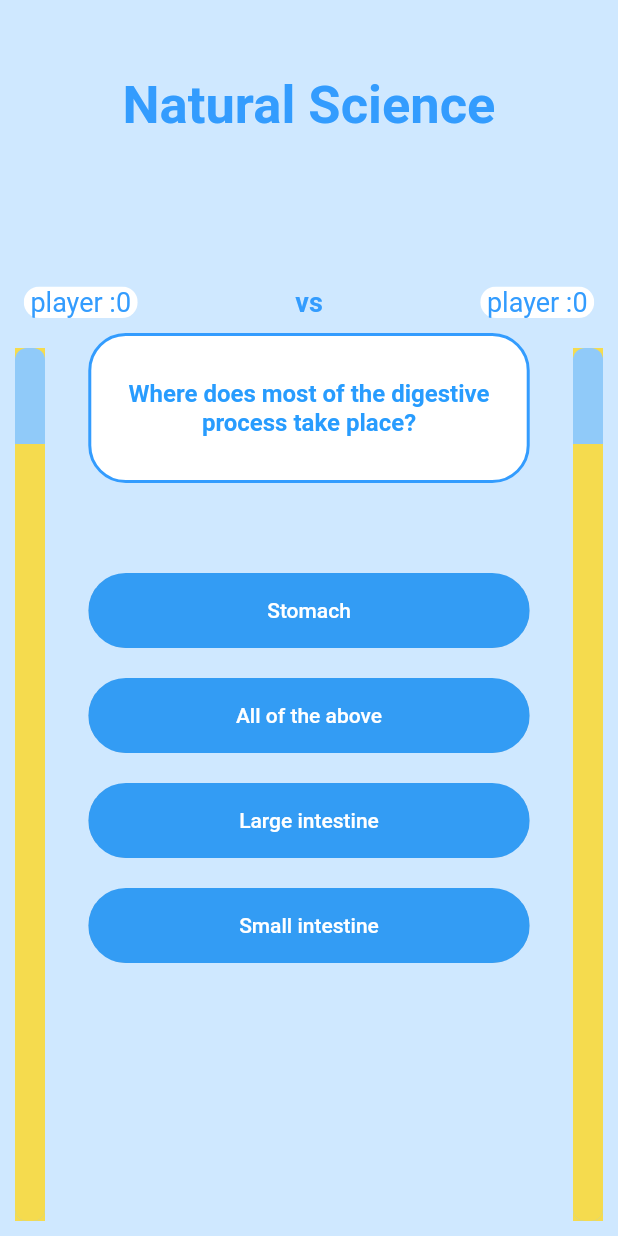
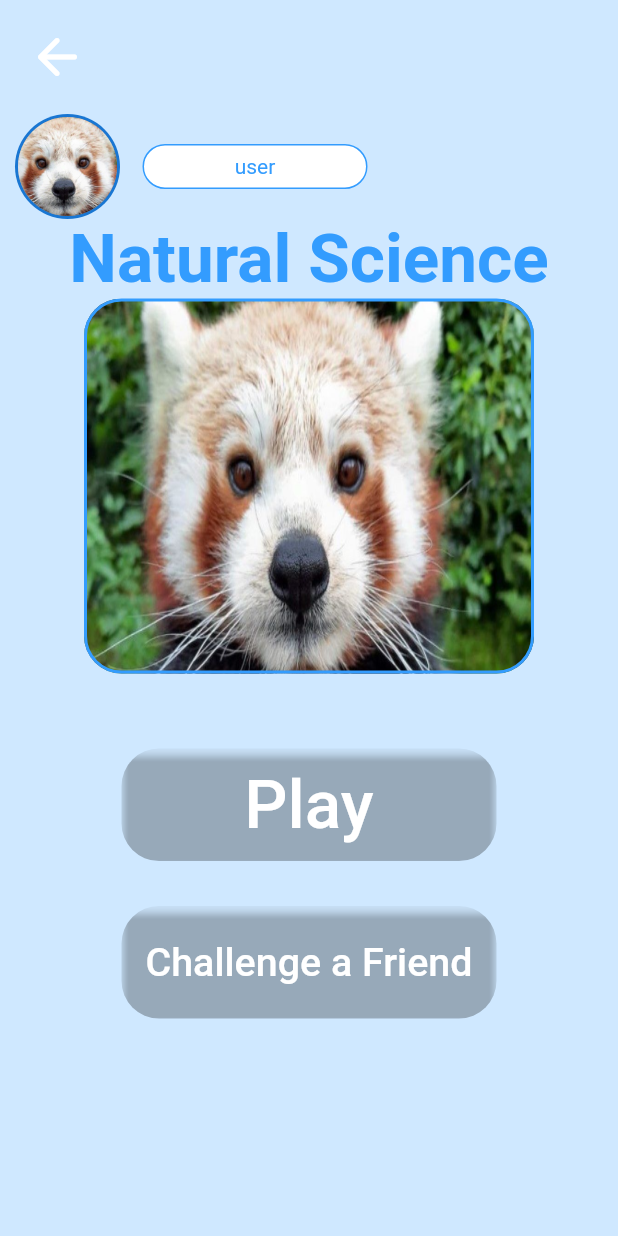
Before and after one commit to ali-yasine/Team-Axiom-Quizup, a Flutter app: the screen it shows after launch, after a tap on "Natural Science", on a phone screen of 412 x 824 dp. Run offline on Flutter 3.47's test engine with Material 2 defaults, Android fonts, the phone set to English and light mode, and no system bars.

Commit message:
Added subject screen

```diff
--- a/lib/answer.dart
+++ b/lib/answer.dart
@@ -42,16 +42,16 @@ class _AnswerState extends State<Answer> {
   Widget build(BuildContext context) {
     const int _width = 1000;
     const int _height = 50;
-    return   Container(
+    return Container(
         width: _width.toDouble(),
         height: _height.toDouble(),
         child: ClipRRect(
           //used to make circular borders
           borderRadius: BorderRadius.circular(25),
           child: ElevatedButton(
-
               child: Text(widget.ans),
               style: ElevatedButton.styleFrom(primary: color),
-            onPressed: update), ));
+              onPressed: update),
+        ));
   }
 }
--- a/lib/main.dart
+++ b/lib/main.dart
@@ -1,9 +1,11 @@
 import 'package:flutter/material.dart';
 import 'package:quizup_prototype_1/player.dart';
 import 'package:quizup_prototype_1/question_template.dart';
+import 'package:quizup_prototype_1/subject_screen.dart';
 import 'quiz.dart';
 
 void main() => runApp(const HomePage());
+Player player = Player(username: "user", id: "231");
 
 class HomePage extends StatelessWidget {
   const HomePage({Key? key}) : super(key: key);
@@ -17,7 +19,7 @@ class _home extends StatelessWidget {
   @override
   Widget build(BuildContext context) {
     return Scaffold(
-      backgroundColor: Color.fromRGBO(207, 232, 255, 20),
+      backgroundColor: const Color.fromRGBO(207, 232, 255, 20),
       appBar: AppBar(
         title: const Text('Subjects',
             style: TextStyle(fontSize: 24, fontWeight: FontWeight.bold)),
@@ -29,10 +31,10 @@ class _home extends StatelessWidget {
         padding: const EdgeInsets.fromLTRB(30.0, 40.0, 30.0, 0.0),
         child: Column(
           children: <Widget>[
-            Row(children: <Widget>[
+            Row(children: const <Widget>[
               Icon(Icons.airline_seat_recline_normal_outlined,
                   color: Color.fromRGBO(51, 156, 244, 100)),
-              const Text("player"),
+              Text("player"),
             ]),
             SizedBox(
               width: 500,
@@ -42,7 +44,10 @@ class _home extends StatelessWidget {
                       textStyle: const TextStyle(color: Colors.white)),
                   onPressed: () {
                     Navigator.of(context).push(MaterialPageRoute(
-                        builder: (context) => Quiz(
+                        builder: (context) => subjectScreen(
+                            subject: "Natural Science",
+                            player: player,
+                            quiz: Quiz(
                               questionsTemplates: [
                                 question_template(
                                     prompt:
@@ -53,7 +58,7 @@ class _home extends StatelessWidget {
                                       "Large intestine",
                                       "All of the above"
                                     ]),
-                                        question_template(
+                                question_template(
                                     prompt: "Which is the heaviest metal",
                                     wrongAnswersTxt: [
                                       "nickel",
@@ -89,7 +94,7 @@ class _home extends StatelessWidget {
                               ],
                               player: Player(username: "player", id: "1"),
                               subject: 'Natural Science',
-                            )));
+                            ))));
                   },
                   child: const Text('Natural Science')),
             ),
@@ -102,7 +107,10 @@ class _home extends StatelessWidget {
                       textStyle: const TextStyle(color: Colors.white)),
                   onPressed: () {
                     Navigator.of(context).push(MaterialPageRoute(
-                        builder: (context) => Quiz(
+                        builder: (context) => subjectScreen(
+                            subject: "Sports",
+                            player: player,
+                            quiz: Quiz(
                               questionsTemplates: [
                                 question_template(
                                     prompt: "Who won the 2010 world cup",
@@ -148,7 +156,7 @@ class _home extends StatelessWidget {
                               ],
                               player: Player(username: "player", id: "2"),
                               subject: 'Sports',
-                            )));
+                            ))));
                   },
                   child: const Text('Sports')),
             ),
--- /dev/null
+++ b/lib/subject_screen.dart
@@ -0,0 +1,139 @@
+import 'package:flutter/material.dart';
+import 'package:quizup_prototype_1/player.dart';
+import 'package:quizup_prototype_1/quiz.dart';
+
+import 'main.dart';
+
+class subjectScreen extends StatelessWidget {
+  final String subject;
+  final Player player;
+  final Quiz quiz;
+  const subjectScreen(
+      {Key? key,
+      required this.subject,
+      required this.player,
+      required this.quiz})
+      : super(key: key);
+  void play(BuildContext context) {
+    Navigator.of(context).pushReplacement(MaterialPageRoute(
+      builder: (context) => quiz,
+    ));
+  }
+
+  @override
+  Widget build(BuildContext context) {
+    const img = AssetImage('assets/images/panda.jpg');
+    const backgroundColor = Color.fromRGBO(207, 232, 255, 20);
+    const _profileRadius = 35.0;
+    const _iconSize = 40.0;
+    const buttonColor = Color.fromRGBO(51, 156, 251, 0);
+    return Scaffold(
+        backgroundColor: backgroundColor,
+        body: Column(children: [
+          Container(
+            child: IconButton(
+              onPressed: () => Navigator.of(context).pushReplacement(
+                  MaterialPageRoute(builder: (context) => const HomePage())),
+              icon: const Icon(
+                Icons.arrow_back_rounded,
+                color: Colors.white,
+              ),
+              iconSize: _iconSize,
+            ),
+            alignment: Alignment.centerLeft,
+            margin: const EdgeInsets.all(10),
+          ),
+          Row(children: [
+            Container(
+                child: const CircleAvatar(
+                    child: CircleAvatar(
+                      radius: _profileRadius - 2,
+                      backgroundColor: Colors.grey,
+                      backgroundImage: img,
+                    ),
+                    radius: _profileRadius),
+                margin: const EdgeInsets.only(left: 10)),
+            Container(
+                alignment: Alignment.centerLeft,
+                margin: const EdgeInsets.only(left: 15),
+                width: 150,
+                height: 30,
+                decoration: BoxDecoration(
+                    color: Colors.white,
+                    border: Border.all(
+                      color: const Color.fromRGBO(51, 156, 254, 10),
+                      width: 1,
+                    ),
+                    borderRadius: const BorderRadius.all(Radius.circular(25))),
+                child: ClipRRect(
+                    borderRadius: BorderRadius.circular(15),
+                    child: Center(
+                        child: FittedBox(
+                            child: Text(
+                              player.username,
+                              style: const TextStyle(
+                                  color: Color.fromRGBO(51, 156, 254, 10)),
+                              textAlign: TextAlign.center,
+                            ),
+                            fit: BoxFit.cover)))),
+          ]),
+          Container(
+              alignment: Alignment.center,
+              child: Text(subject,
+                  style: const TextStyle(
+                      fontSize: 45,
+                      color: Color.fromRGBO(51, 156, 254, 10),
+                      fontWeight: FontWeight.bold))),
+          Container(
+            width: 300,
+            height: 250,
+            decoration: BoxDecoration(
+                image: const DecorationImage(image: img, fit: BoxFit.fill),
+                color: Colors.white,
+                border: Border.all(
+                  color: const Color.fromRGBO(51, 156, 254, 10),
+                  width: 2,
+                ),
+                borderRadius: const BorderRadius.all(Radius.circular(25))),
+          ),
+          Container(
+              child: ClipRRect(
+                  borderRadius: BorderRadius.circular(25),
+                  child: ElevatedButton(
+                    onPressed: () => play(context),
+                    child: const FittedBox(
+                        child: Text(
+                          "Play",
+                          style: TextStyle(fontSize: 45, color: Colors.white),
+                          textAlign: TextAlign.center,
+                        ),
+                        fit: BoxFit.fill),
+                    style: ButtonStyle(
+                        backgroundColor:
+                            MaterialStateProperty.all(buttonColor)),
+                  )),
+              width: 250,
+              height: 75,
+              margin: const EdgeInsets.only(top: 50)),
+          Container(
+              child: ClipRRect(
+                  borderRadius: BorderRadius.circular(25),
+                  child: ElevatedButton(
+                    onPressed: () => {},
+                    child: const FittedBox(
+                        child: Text(
+                          "Challenge a Friend",
+                          style: TextStyle(fontSize: 45, color: Colors.white),
+                          textAlign: TextAlign.center,
+                        ),
+                        fit: BoxFit.fill),
+                    style: ButtonStyle(
+                        backgroundColor:
+                            MaterialStateProperty.all(buttonColor)),
+                  )),
+              width: 250,
+              height: 75,
+              margin: const EdgeInsets.all(30))
+        ]));
+  }
+}
--- a/lib/timer.dart
+++ b/lib/timer.dart
@@ -39,8 +39,8 @@ class _timerState extends State<Timer> with TickerProviderStateMixin {
       });
     _controller.addStatusListener((status) {
       if (status == AnimationStatus.dismissed) {
-        widget._stop=true;
-        widget.timeTaken=widget.time;
+        widget._stop = true;
+        widget.timeTaken = widget.time;
         _controller.stop();
         widget.onFinish();
       }
@@ -83,7 +83,7 @@ class _timerState extends State<Timer> with TickerProviderStateMixin {
       child: RotatedBox(
         quarterTurns: -1,
         child: Container(
-            color: Color.fromRGBO(245, 219, 78, 200),
+            color: const Color.fromRGBO(245, 219, 78, 200),
             child: ClipRRect(
                 //used to make circular borders
                 borderRadius: BorderRadius.circular(8),
--- a/pubspec.yaml
+++ b/pubspec.yaml
@@ -56,7 +56,8 @@ flutter:
   # included with your application, so that you can use the icons in
   # the material Icons class.
   uses-material-design: true
-
+  assets:
+   - assets/images/panda.jpg
   # To add assets to your application, add an assets section, like this:
   # assets:
   #   - images/a_dot_burr.jpeg
```
Also changed, not shown: lib/ResultsScreen.dart (+24 -24 lines), lib/quiz.dart (+13 -9 lines), assets/images/panda.jpg (added), 1 other file. Lines whose indentation alone changed are shown as unchanged.
